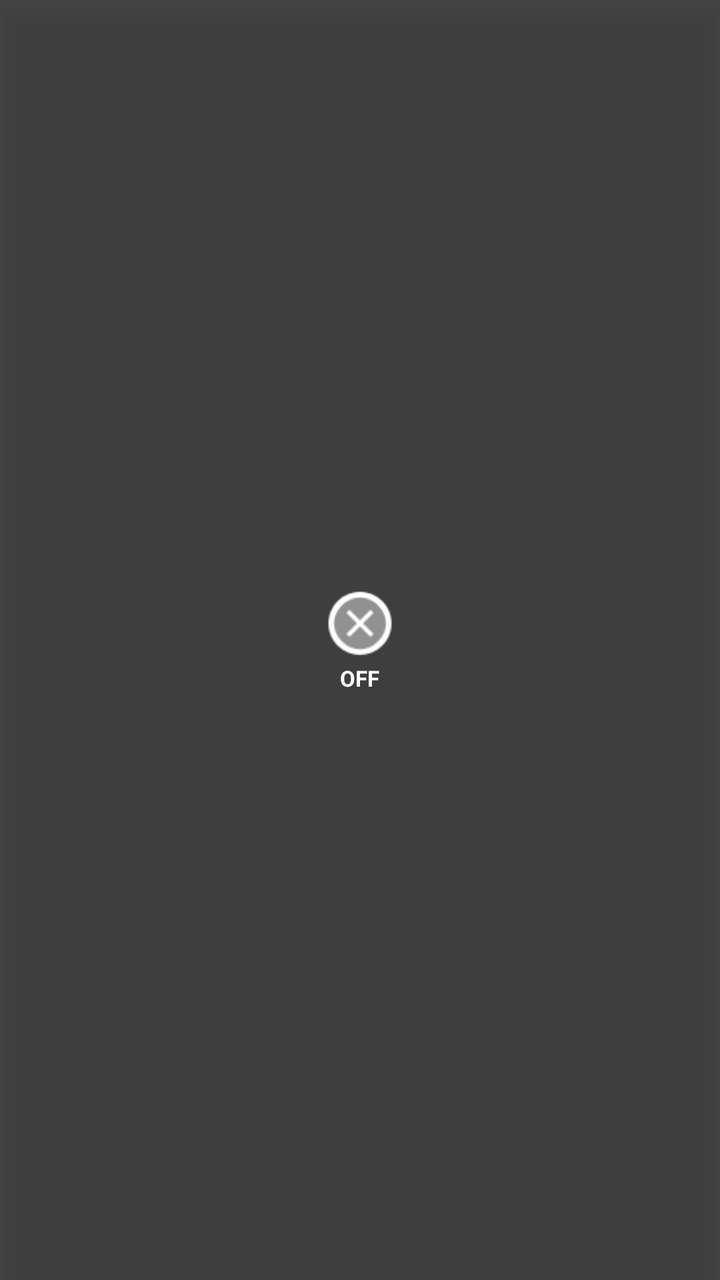
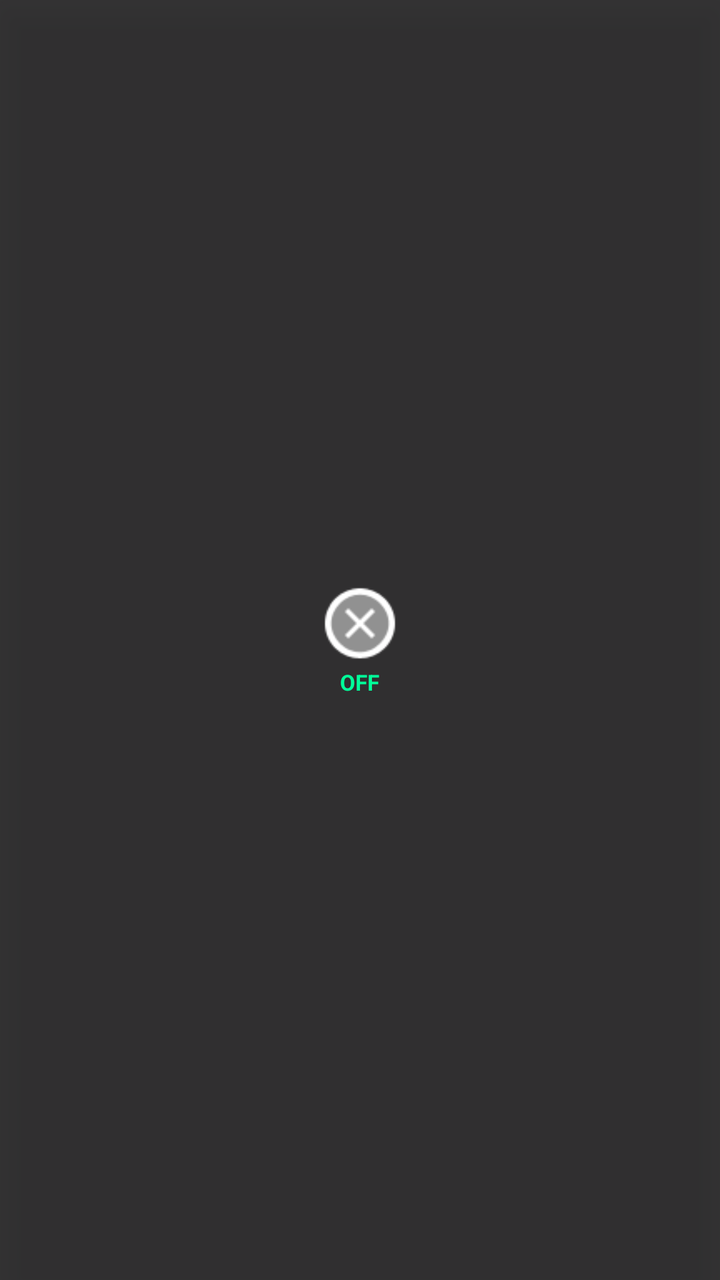

An Android layout rendered at two revisions. The XML below is the earlier revision; the diff shows what the commit changed to produce the second picture.
<!-- AndroidManifest.xml: application theme Theme.AnonPing -->
<!-- res/layout/floating_bubble.xml -->
<?xml version="1.0" encoding="utf-8"?>
<LinearLayout xmlns:android="http://schemas.android.com/apk/res/android"
    android:layout_width="wrap_content"
    android:layout_height="wrap_content"
    android:orientation="vertical"
    android:gravity="center"
    android:background="#CC1B1B1B"
    android:padding="10dp"
    android:elevation="8dp">

    <ImageView
        android:id="@+id/bubbleIcon"
        android:layout_width="36dp"
        android:layout_height="36dp"
        android:src="@android:drawable/presence_offline"
        android:contentDescription="Bubble" />

    <TextView
        android:id="@+id/bubbleStatus"
        android:layout_width="wrap_content"
        android:layout_height="wrap_content"
        android:text="OFF"
        android:textColor="#FFFFFF"
        android:textSize="11sp"
        android:textStyle="bold"
        android:layout_marginTop="2dp" />

</LinearLayout>
<!-- resources referenced by this layout -->
<resources>
  <style name="Theme.AnonPing" parent="Theme.Material3.DayNight.NoActionBar">
          <item name="colorPrimary">@android:color/holo_green_dark</item>
      </style>
</resources>

<!-- the commit's change to res/layout/floating_bubble.xml (unified diff, before → after) -->
@@ -1,28 +1,101 @@
 <?xml version="1.0" encoding="utf-8"?>
 <LinearLayout xmlns:android="http://schemas.android.com/apk/res/android"
+    android:id="@+id/bubbleRoot"
     android:layout_width="wrap_content"
     android:layout_height="wrap_content"
     android:orientation="vertical"
     android:gravity="center"
-    android:background="#CC1B1B1B"
-    android:padding="10dp"
-    android:elevation="8dp">
+    android:background="#E01B1B1B"
+    android:padding="8dp"
+    android:elevation="10dp">
 
-    <ImageView
-        android:id="@+id/bubbleIcon"
-        android:layout_width="36dp"
-        android:layout_height="36dp"
-        android:src="@android:drawable/presence_offline"
-        android:contentDescription="Bubble" />
-
-    <TextView
-        android:id="@+id/bubbleStatus"
+    
+    <LinearLayout
+        android:id="@+id/compactView"
         android:layout_width="wrap_content"
         android:layout_height="wrap_content"
-        android:text="OFF"
-        android:textColor="#FFFFFF"
-        android:textSize="11sp"
-        android:textStyle="bold"
-        android:layout_marginTop="2dp" />
+        android:orientation="vertical"
+        android:gravity="center">
+
+        <ImageView
+            android:id="@+id/bubbleIcon"
+            android:layout_width="40dp"
+            android:layout_height="40dp"
+            android:src="@android:drawable/presence_offline"
+            android:contentDescription="Bubble" />
+
+        <TextView
+            android:id="@+id/bubbleStatus"
+            android:layout_width="wrap_content"
+            android:layout_height="wrap_content"
+            android:text="OFF"
+            android:textColor="#00FF9A"
+            android:textSize="11sp"
+            android:textStyle="bold"
+            android:layout_marginTop="2dp" />
+    </LinearLayout>
+
+    
+    <LinearLayout
+        android:id="@+id/expandedView"
+        android:layout_width="180dp"
+        android:layout_height="wrap_content"
+        android:orientation="vertical"
+        android:visibility="gone"
+        android:paddingTop="8dp">
+
+        <TextView
+            android:layout_width="match_parent"
+            android:layout_height="wrap_content"
+            android:text="Latency"
+            android:textColor="#AAAAAA"
+            android:textSize="11sp" />
+
+        <SeekBar
+            android:id="@+id/bubbleLatency"
+            android:layout_width="match_parent"
+            android:layout_height="wrap_content"
+            android:max="500" />
+
+        <TextView
+            android:id="@+id/bubbleLatencyValue"
+            android:layout_width="match_parent"
+            android:layout_height="wrap_content"
+            android:text="0 ms"
+            android:textColor="#FFFFFF"
+            android:textSize="12sp"
+            android:gravity="center" />
+
+        <TextView
+            android:layout_width="match_parent"
+            android:layout_height="wrap_content"
+            android:text="Packet Loss"
+            android:textColor="#AAAAAA"
+            android:textSize="11sp"
+            android:layout_marginTop="8dp" />
+
+        <SeekBar
+            android:id="@+id/bubbleLoss"
+            android:layout_width="match_parent"
+            android:layout_height="wrap_content"
+            android:max="50" />
+
+        <TextView
+            android:id="@+id/bubbleLossValue"
+            android:layout_width="match_parent"
+            android:layout_height="wrap_content"
+            android:text="%0"
+            android:textColor="#FFFFFF"
+            android:textSize="12sp"
+            android:gravity="center" />
+
+        <Button
+            android:id="@+id/bubbleApply"
+            android:layout_width="match_parent"
+            android:layout_height="36dp"
+            android:text="Uygula / Toggle"
+            android:textSize="12sp"
+            android:layout_marginTop="8dp" />
+    </LinearLayout>
 
 </LinearLayout>
